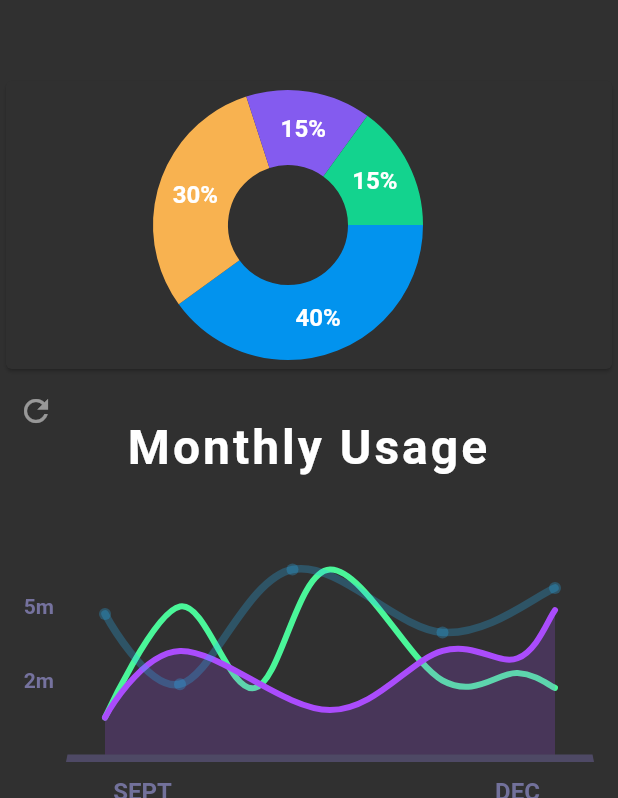
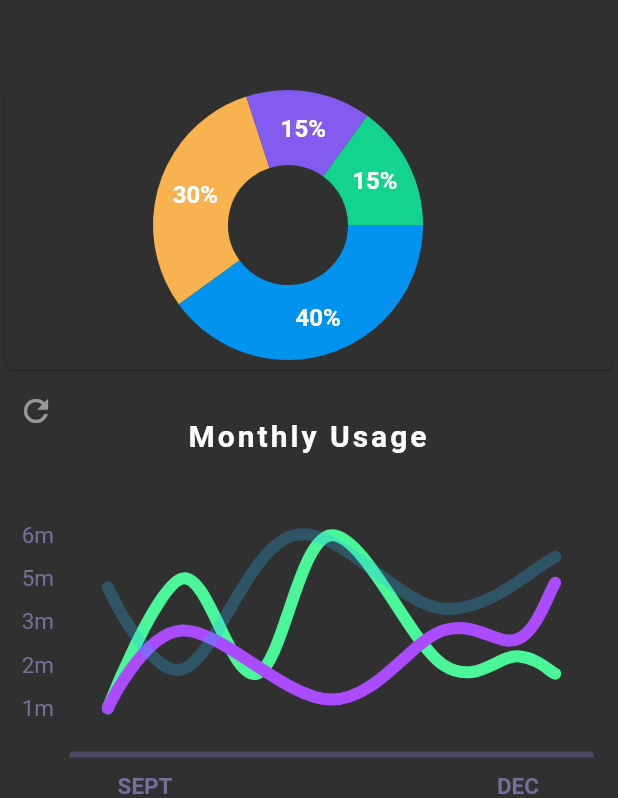
Before and after one commit to Kabiirk/sensor_data_flutter, a Flutter app: the HomeScreen screen opened directly with empty values, after a tap on the "refresh" icon, on a phone screen of 412 x 824 dp, the part 438-1236 px from its top. Run offline on Flutter 3.47's test engine with Material 2 defaults, Android fonts, the phone set to English and light mode, and no system bars; drawn by our look-alikes of fl_chart.

Commit message:
Cosmetic changes to charts

```diff
--- a/lib/widgets/line_chart_widget.dart
+++ b/lib/widgets/line_chart_widget.dart
@@ -20,7 +20,7 @@
     return AspectRatio(
       aspectRatio: 1.23,
       child: Container(
-        decoration: const BoxDecoration(
+        //decoration: const BoxDecoration(
           //borderRadius: BorderRadius.all(Radius.circular(18)),
 //          gradient: LinearGradient(
 //            colors: [
@@ -30,7 +30,7 @@
 //            begin: Alignment.bottomCenter,
 //            end: Alignment.topCenter,
 //          ),
-        ),
+        //),
         child: Stack(
           children: <Widget>[
             Column(
@@ -47,20 +47,20 @@
                   'Monthly Usage',
                   style: TextStyle(
                       color: Colors.white,
-                      fontSize: 32,
+                      fontSize: 20,
                       fontWeight: FontWeight.bold,
                       letterSpacing: 2),
                   textAlign: TextAlign.center,
                 ),
                 const SizedBox(
-                  height: 37,
+                  height: 25,
                 ),
                 Expanded(
                   child: Padding(
                     padding: const EdgeInsets.only(right: 16.0, left: 6.0),
                     child: LineChart(
                       isShowingMainData ? sampleData1() : sampleData2(),
-                      swapAnimationDuration: const Duration(milliseconds: 250),
+                      swapAnimationDuration: const Duration(milliseconds: 350),
                     ),
                   ),
                 ),
@@ -101,11 +101,11 @@
       titlesData: FlTitlesData(
         bottomTitles: SideTitles(
           showTitles: true,
-          reservedSize: 22,
+          reservedSize: 25,
           getTextStyles: (value) => const TextStyle(
             color: Color(0xff72719b),
             fontWeight: FontWeight.bold,
-            fontSize: 16,
+            fontSize: 15,
           ),
           margin: 10,
           getTitles: (value) {
@@ -124,8 +124,8 @@
           showTitles: true,
           getTextStyles: (value) => const TextStyle(
             color: Color(0xff75729e),
-            fontWeight: FontWeight.bold,
-            fontSize: 14,
+            //fontWeight: FontWeight.bold,
+            fontSize: 15,
           ),
           getTitles: (value) {
             switch (value.toInt()) {
@@ -140,7 +140,7 @@
             }
             return '';
           },
-          margin: 8,
+          margin: 10,
           reservedSize: 30,
         ),
       ),
@@ -255,11 +255,11 @@
       titlesData: FlTitlesData(
         bottomTitles: SideTitles(
           showTitles: true,
-          reservedSize: 22,
+          reservedSize: 25,
           getTextStyles: (value) => const TextStyle(
             color: Color(0xff72719b),
             fontWeight: FontWeight.bold,
-            fontSize: 16,
+            fontSize: 15,
           ),
           margin: 10,
           getTitles: (value) {
@@ -278,8 +278,8 @@
           showTitles: true,
           getTextStyles: (value) => const TextStyle(
             color: Color(0xff75729e),
-            fontWeight: FontWeight.bold,
-            fontSize: 14,
+            //fontWeight: FontWeight.bold,
+            fontSize: 15,
           ),
           getTitles: (value) {
             switch (value.toInt()) {
@@ -296,7 +296,7 @@
             }
             return '';
           },
-          margin: 8,
+          margin: 10,
           reservedSize: 30,
         ),
       ),
@@ -305,7 +305,7 @@
           border: const Border(
             bottom: BorderSide(
               color: Color(0xff4e4965),
-              width: 5,
+              width: 4,
             ),
             left: BorderSide(
               color: Colors.transparent,
@@ -342,7 +342,7 @@
         colors: const [
           Color(0xff4af699),
         ],
-        barWidth: 4,
+        barWidth: 8,
         isStrokeCapRound: true,
         dotData: FlDotData(
           show: false,
@@ -364,12 +364,12 @@
         colors: const [
           Color(0xffaa4cfc),
         ],
-        barWidth: 4,
+        barWidth: 8,
         isStrokeCapRound: true,
         dotData: FlDotData(
           show: false,
         ),
-        belowBarData: BarAreaData(show: true, colors: [
+        belowBarData: BarAreaData(show: false, colors: [
           const Color(0x33aa4cfc),
         ]),
       ),
@@ -386,9 +386,9 @@
         colors: const [
           Color(0x4427b6fc),
         ],
-        barWidth: 5,
+        barWidth: 8,
         isStrokeCapRound: true,
-        dotData: FlDotData(show: true),
+        dotData: FlDotData(show: false),
         belowBarData: BarAreaData(
           show: false,
         ),
--- a/lib/widgets/pie_chart_widget.dart
+++ b/lib/widgets/pie_chart_widget.dart
@@ -116,6 +116,15 @@
             titleStyle: TextStyle(
                 fontSize: fontSize, fontWeight: FontWeight.bold, color: const Color(0xffffffff)),
           );
+        case 3:
+          return PieChartSectionData(
+            color: const Color(0xff13d38e),
+            value: 15,
+            title: '15%',
+            radius: radius,
+            titleStyle: TextStyle(
+                fontSize: fontSize, fontWeight: FontWeight.bold, color: const Color(0xffffffff)),
+          );
         default:
           throw Error();
       }
```
